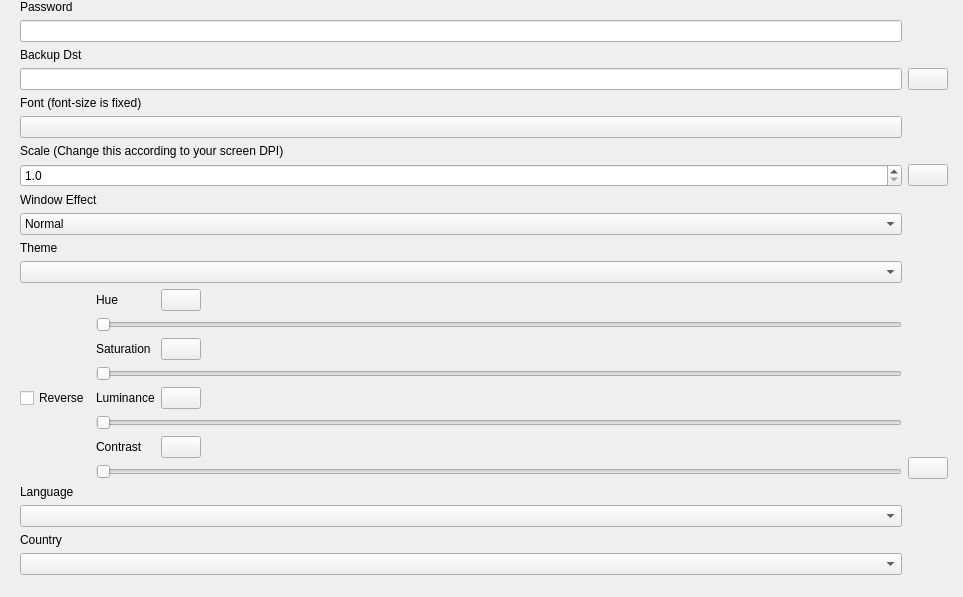
Qt form src/DTPySide/DTModule/Ui_DTSetting.ui (Holence/DTPySide) before a commit.
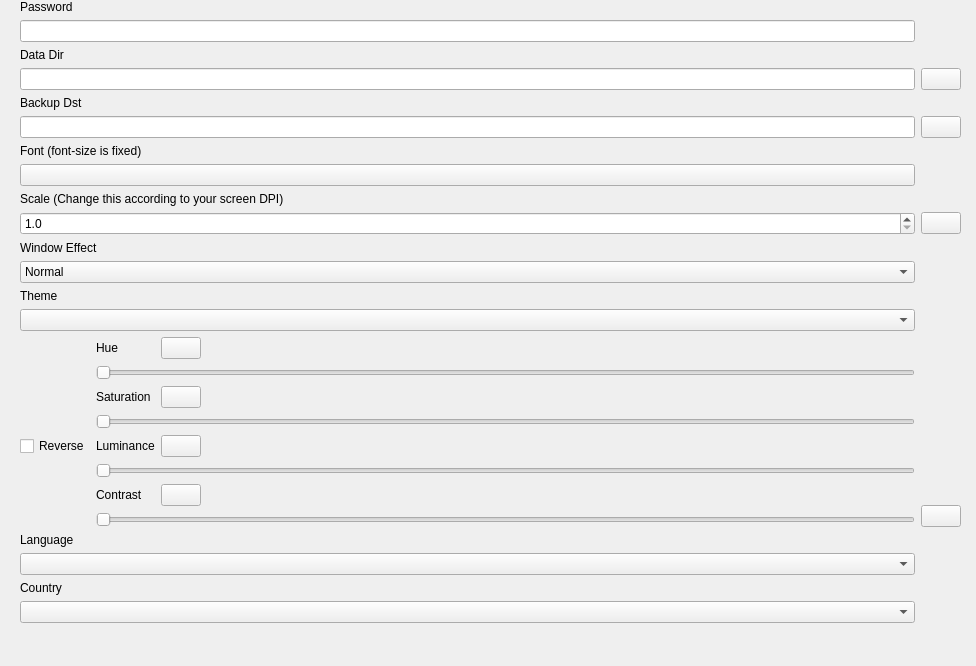
The same form after that commit. Custom widgets are drawn as their Qt base class.

```diff
--- a/src/DTPySide/DTModule/Ui_DTSetting.ui
+++ b/src/DTPySide/DTModule/Ui_DTSetting.ui
@@ -6,8 +6,8 @@
    <rect>
     <x>0</x>
     <y>0</y>
-    <width>963</width>
-    <height>597</height>
+    <width>976</width>
+    <height>666</height>
    </rect>
   </property>
   <property name="windowTitle">
@@ -78,8 +78,8 @@
            <rect>
             <x>0</x>
             <y>0</y>
-            <width>935</width>
-            <height>597</height>
+            <width>948</width>
+            <height>666</height>
            </rect>
           </property>
           <layout class="QGridLayout" name="gridLayout">
@@ -95,93 +95,7 @@
            <property name="bottomMargin">
             <number>0</number>
            </property>
-           <item row="1" column="0">
-            <widget class="QLineEdit" name="lineEdit_password"/>
-           </item>
-           <item row="0" column="0">
-            <widget class="QLabel" name="label_password">
-             <property name="text">
-              <string>Password</string>
-             </property>
-            </widget>
-           </item>
-           <item row="6" column="0">
-            <widget class="QLabel" name="label_scale">
-             <property name="text">
-              <string>Scale (Change this according to your screen DPI)</string>
-             </property>
-            </widget>
-           </item>
-           <item row="9" column="0">
-            <widget class="LazyCombobox" name="comboBox_window_effect">
-             <property name="sizePolicy">
-              <sizepolicy hsizetype="Preferred" vsizetype="Preferred">
-               <horstretch>0</horstretch>
-               <verstretch>0</verstretch>
-              </sizepolicy>
-             </property>
-             <item>
-              <property name="text">
-               <string>Normal</string>
-              </property>
-             </item>
-             <item>
-              <property name="text">
-               <string>Aero</string>
-              </property>
-             </item>
-             <item>
-              <property name="text">
-               <string>Acrylic</string>
-              </property>
-             </item>
-            </widget>
-           </item>
-           <item row="14" column="0">
-            <widget class="LazyCombobox" name="comboBox_language">
-             <property name="sizePolicy">
-              <sizepolicy hsizetype="Preferred" vsizetype="Preferred">
-               <horstretch>0</horstretch>
-               <verstretch>0</verstretch>
-              </sizepolicy>
-             </property>
-            </widget>
-           </item>
-           <item row="10" column="0">
-            <widget class="QLabel" name="label_theme">
-             <property name="text">
-              <string>Theme</string>
-             </property>
-            </widget>
-           </item>
-           <item row="8" column="0">
-            <widget class="QLabel" name="label_window_effect">
-             <property name="text">
-              <string>Window Effect</string>
-             </property>
-            </widget>
-           </item>
-           <item row="11" column="0">
-            <widget class="LazyCombobox" name="comboBox_theme">
-             <property name="sizePolicy">
-              <sizepolicy hsizetype="Preferred" vsizetype="Preferred">
-               <horstretch>0</horstretch>
-               <verstretch>0</verstretch>
-              </sizepolicy>
-             </property>
-            </widget>
-           </item>
-           <item row="3" column="1">
-            <widget class="DTApplyButton" name="pushButton_backup">
-             <property name="sizePolicy">
-              <sizepolicy hsizetype="Fixed" vsizetype="Fixed">
-               <horstretch>0</horstretch>
-               <verstretch>0</verstretch>
-              </sizepolicy>
-             </property>
-            </widget>
-           </item>
-           <item row="7" column="1">
+           <item row="9" column="1">
             <widget class="DTApplyButton" name="pushButton_scale">
              <property name="sizePolicy">
               <sizepolicy hsizetype="Fixed" vsizetype="Fixed">
@@ -191,70 +105,7 @@
              </property>
             </widget>
            </item>
-           <item row="13" column="0">
-            <widget class="QLabel" name="label_language">
-             <property name="text">
-              <string>Language</string>
-             </property>
-            </widget>
-           </item>
-           <item row="17" column="1">
-            <spacer name="verticalSpacer">
-             <property name="orientation">
-              <enum>Qt::Vertical</enum>
-             </property>
-             <property name="sizeHint" stdset="0">
-              <size>
-               <width>20</width>
-               <height>258</height>
-              </size>
-             </property>
-            </spacer>
-           </item>
-           <item row="5" column="0">
-            <widget class="QPushButton" name="pushButton_font">
-             <property name="sizePolicy">
-              <sizepolicy hsizetype="Minimum" vsizetype="Fixed">
-               <horstretch>0</horstretch>
-               <verstretch>0</verstretch>
-              </sizepolicy>
-             </property>
-            </widget>
-           </item>
-           <item row="16" column="0">
-            <widget class="LazyCombobox" name="comboBox_country">
-             <property name="sizePolicy">
-              <sizepolicy hsizetype="Preferred" vsizetype="Preferred">
-               <horstretch>0</horstretch>
-               <verstretch>0</verstretch>
-              </sizepolicy>
-             </property>
-            </widget>
-           </item>
-           <item row="7" column="0">
-            <widget class="QDoubleSpinBox" name="spinBox_scale">
-             <property name="decimals">
-              <number>1</number>
-             </property>
-             <property name="minimum">
-              <double>1.000000000000000</double>
-             </property>
-             <property name="maximum">
-              <double>10.000000000000000</double>
-             </property>
-             <property name="singleStep">
-              <double>0.100000000000000</double>
-             </property>
-            </widget>
-           </item>
-           <item row="2" column="0">
-            <widget class="QLabel" name="label_backup">
-             <property name="text">
-              <string>Backup Dst</string>
-             </property>
-            </widget>
-           </item>
-           <item row="12" column="1">
+           <item row="14" column="1">
             <layout class="QVBoxLayout" name="verticalLayout_color">
              <property name="spacing">
               <number>6</number>
@@ -309,28 +160,60 @@
              </item>
             </layout>
            </item>
-           <item row="3" column="0">
-            <widget class="QLineEdit" name="lineEdit_backup">
-             <property name="readOnly">
-              <bool>true</bool>
-             </property>
-            </widget>
-           </item>
-           <item row="15" column="0">
-            <widget class="QLabel" name="label_country">
-             <property name="text">
-              <string>Country</string>
-             </property>
-            </widget>
-           </item>
-           <item row="4" column="0">
-            <widget class="QLabel" name="label_font">
-             <property name="text">
-              <string>Font (font-size is fixed)</string>
+           <item row="7" column="0">
+            <widget class="QPushButton" name="pushButton_font">
+             <property name="sizePolicy">
+              <sizepolicy hsizetype="Minimum" vsizetype="Fixed">
+               <horstretch>0</horstretch>
+               <verstretch>0</verstretch>
+              </sizepolicy>
              </property>
             </widget>
            </item>
            <item row="12" column="0">
+            <widget class="QLabel" name="label_theme">
+             <property name="text">
+              <string>Theme</string>
+             </property>
+            </widget>
+           </item>
+           <item row="19" column="1">
+            <spacer name="verticalSpacer">
+             <property name="orientation">
+              <enum>Qt::Vertical</enum>
+             </property>
+             <property name="sizeHint" stdset="0">
+              <size>
+               <width>20</width>
+               <height>258</height>
+              </size>
+             </property>
+            </spacer>
+           </item>
+           <item row="1" column="0">
+            <widget class="QLineEdit" name="lineEdit_password"/>
+           </item>
+           <item row="16" column="0">
+            <widget class="LazyCombobox" name="comboBox_language">
+             <property name="sizePolicy">
+              <sizepolicy hsizetype="Preferred" vsizetype="Preferred">
+               <horstretch>0</horstretch>
+               <verstretch>0</verstretch>
+              </sizepolicy>
+             </property>
+            </widget>
+           </item>
+           <item row="13" column="0">
+            <widget class="LazyCombobox" name="comboBox_theme">
+             <property name="sizePolicy">
+              <sizepolicy hsizetype="Preferred" vsizetype="Preferred">
+               <horstretch>0</horstretch>
+               <verstretch>0</verstretch>
+              </sizepolicy>
+             </property>
+            </widget>
+           </item>
+           <item row="14" column="0">
             <layout class="QGridLayout" name="gridLayout_2">
              <item row="2" column="3">
               <spacer name="horizontalSpacer_2">
@@ -538,6 +421,147 @@
              </item>
             </layout>
            </item>
+           <item row="5" column="1">
+            <widget class="DTApplyButton" name="pushButton_backup">
+             <property name="sizePolicy">
+              <sizepolicy hsizetype="Fixed" vsizetype="Fixed">
+               <horstretch>0</horstretch>
+               <verstretch>0</verstretch>
+              </sizepolicy>
+             </property>
+            </widget>
+           </item>
+           <item row="17" column="0">
+            <widget class="QLabel" name="label_country">
+             <property name="text">
+              <string>Country</string>
+             </property>
+            </widget>
+           </item>
+           <item row="8" column="0">
+            <widget class="QLabel" name="label_scale">
+             <property name="text">
+              <string>Scale (Change this according to your screen DPI)</string>
+             </property>
+            </widget>
+           </item>
+           <item row="10" column="0">
+            <widget class="QLabel" name="label_window_effect">
+             <property name="text">
+              <string>Window Effect</string>
+             </property>
+            </widget>
+           </item>
+           <item row="4" column="0">
+            <widget class="QLabel" name="label_backup">
+             <property name="text">
+              <string>Backup Dst</string>
+             </property>
+            </widget>
+           </item>
+           <item row="15" column="0">
+            <widget class="QLabel" name="label_language">
+             <property name="text">
+              <string>Language</string>
+             </property>
+            </widget>
+           </item>
+           <item row="5" column="0">
+            <widget class="QLineEdit" name="lineEdit_backup">
+             <property name="readOnly">
+              <bool>true</bool>
+             </property>
+            </widget>
+           </item>
+           <item row="18" column="0">
+            <widget class="LazyCombobox" name="comboBox_country">
+             <property name="sizePolicy">
+              <sizepolicy hsizetype="Preferred" vsizetype="Preferred">
+               <horstretch>0</horstretch>
+               <verstretch>0</verstretch>
+              </sizepolicy>
+             </property>
+            </widget>
+           </item>
+           <item row="6" column="0">
+            <widget class="QLabel" name="label_font">
+             <property name="text">
+              <string>Font (font-size is fixed)</string>
+             </property>
+            </widget>
+           </item>
+           <item row="9" column="0">
+            <widget class="QDoubleSpinBox" name="spinBox_scale">
+             <property name="decimals">
+              <number>1</number>
+             </property>
+             <property name="minimum">
+              <double>1.000000000000000</double>
+             </property>
+             <property name="maximum">
+              <double>10.000000000000000</double>
+             </property>
+             <property name="singleStep">
+              <double>0.100000000000000</double>
+             </property>
+            </widget>
+           </item>
+           <item row="11" column="0">
+            <widget class="LazyCombobox" name="comboBox_window_effect">
+             <property name="sizePolicy">
+              <sizepolicy hsizetype="Preferred" vsizetype="Preferred">
+               <horstretch>0</horstretch>
+               <verstretch>0</verstretch>
+              </sizepolicy>
+             </property>
+             <item>
+              <property name="text">
+               <string>Normal</string>
+              </property>
+             </item>
+             <item>
+              <property name="text">
+               <string>Aero</string>
+              </property>
+             </item>
+             <item>
+              <property name="text">
+               <string>Acrylic</string>
+              </property>
+             </item>
+            </widget>
+           </item>
+           <item row="0" column="0">
+            <widget class="QLabel" name="label_password">
+             <property name="text">
+              <string>Password</string>
+             </property>
+            </widget>
+           </item>
+           <item row="2" column="0">
+            <widget class="QLabel" name="label_data_dir">
+             <property name="text">
+              <string>Data Dir</string>
+             </property>
+            </widget>
+           </item>
+           <item row="3" column="0">
+            <widget class="QLineEdit" name="lineEdit_data_dir">
+             <property name="readOnly">
+              <bool>true</bool>
+             </property>
+            </widget>
+           </item>
+           <item row="3" column="1">
+            <widget class="DTApplyButton" name="pushButton_data_dir">
+             <property name="sizePolicy">
+              <sizepolicy hsizetype="Fixed" vsizetype="Fixed">
+               <horstretch>0</horstretch>
+               <verstretch>0</verstretch>
+              </sizepolicy>
+             </property>
+            </widget>
+           </item>
           </layout>
          </widget>
         </widget>
```
